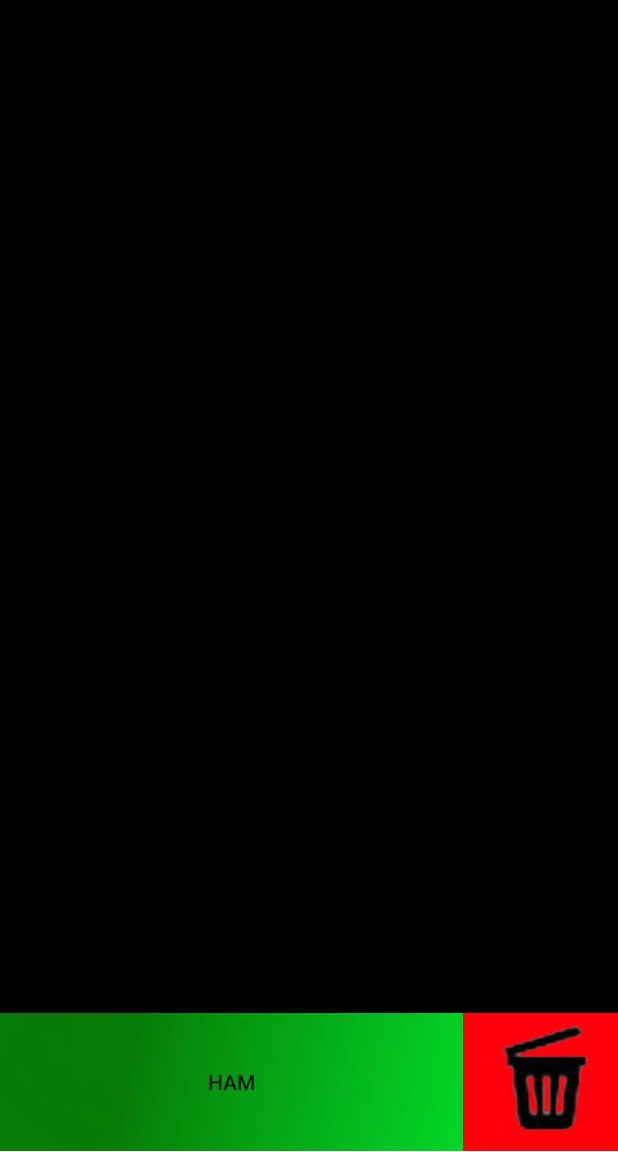
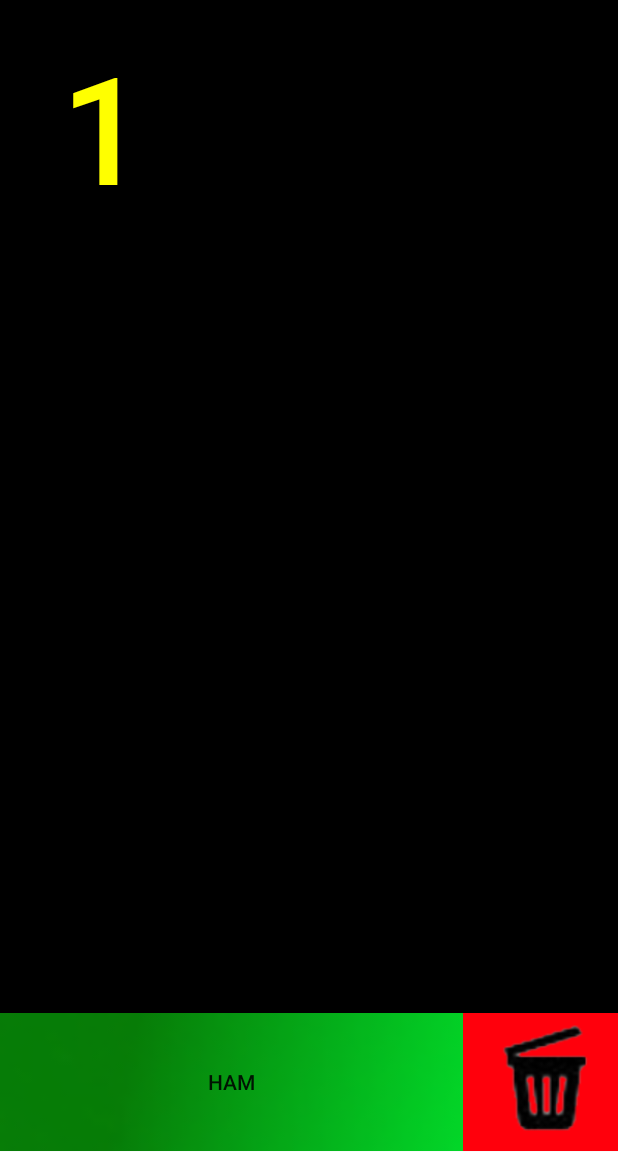
Before and after one commit to Ralem-Productions/EZChat, an Android app: the screen it shows after launch (MainActivity), on a phone screen of 412 x 824 dp, the part 84-1236 px from its top. Run offline under Robolectric (Android 15) with nearby library versions, the phone set to English and light mode, and no system bars.

Commit message:
layout tweakz

```diff
--- a/app/src/main/res/layout/activity_main.xml
+++ b/app/src/main/res/layout/activity_main.xml
@@ -18,6 +18,11 @@
             android:layout_height="fill_parent"
             android:layout_weight="1"
             android:text="1"
+
+
+            android:textColor="#ffff00"
+            android:textSize="100sp"
+
             android:background="@drawable/b1"
             android:id="@+id/b1"
             />
```
